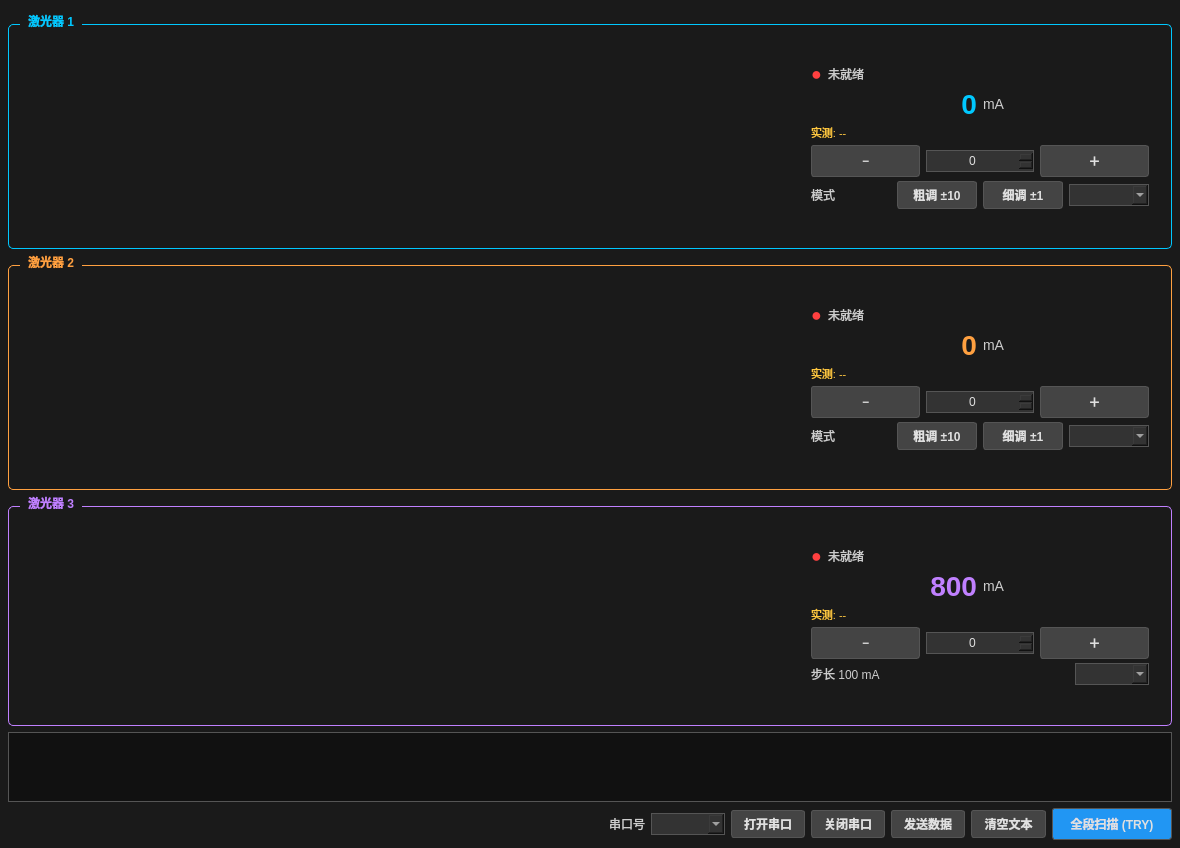
Above: laser-control/serialhelper/widget.ui from KaidongHe/Laser_Control before the change. Below: the same form after it.
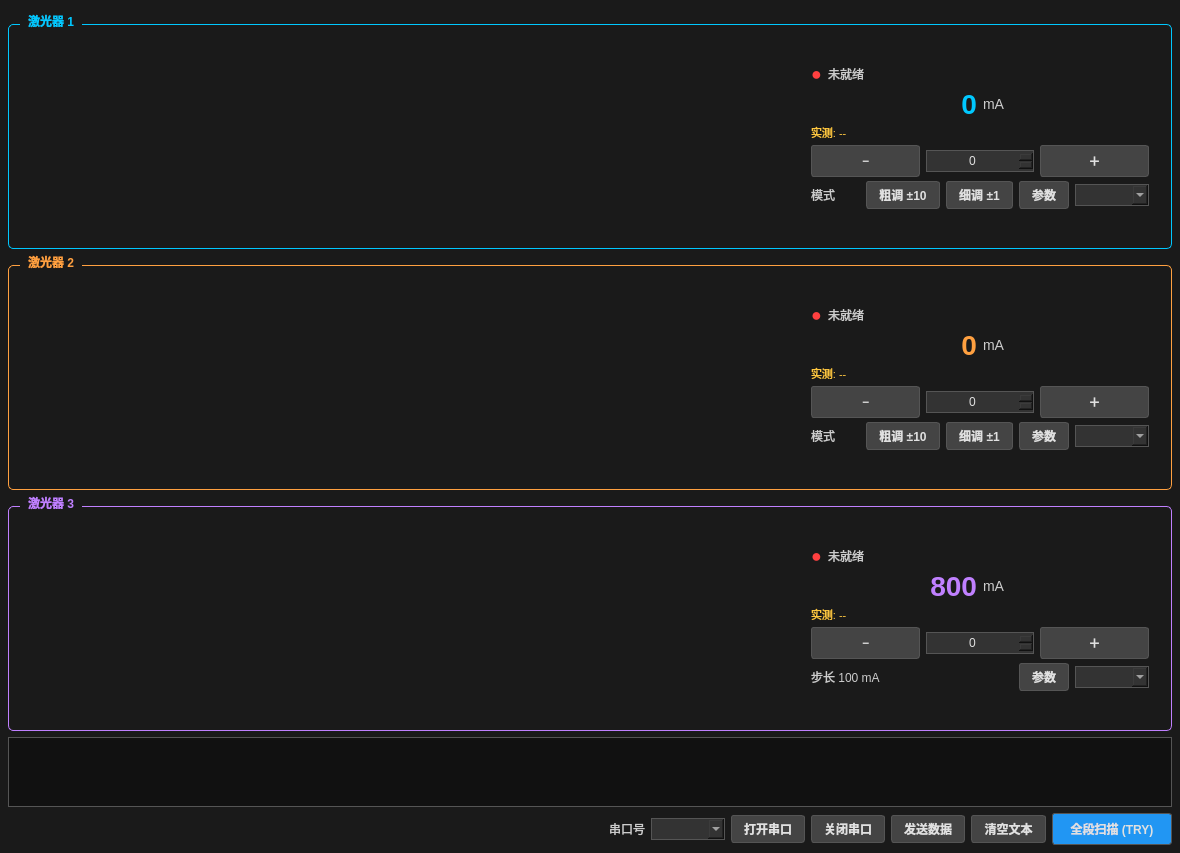
That is the form after the change. Custom widgets are drawn as their Qt base class.

Commit message: update laser control operator serial interface

Diff of the .ui file:
```diff
--- a/laser-control/serialhelper/widget.ui
+++ b/laser-control/serialhelper/widget.ui
@@ -111,6 +111,7 @@
            <item><widget class="QLabel" name="mode1Title"><property name="text"><string>模式</string></property></widget></item>
            <item><widget class="QPushButton" name="laser1CoarseBtn"><property name="text"><string>粗调 ±10</string></property><property name="checkable"><bool>true</bool></property></widget></item>
            <item><widget class="QPushButton" name="laser1FineBtn"><property name="text"><string>细调 ±1</string></property><property name="checkable"><bool>true</bool></property></widget></item>
+            <item><widget class="QPushButton" name="laser1ParamsButton"><property name="text"><string>参数</string></property></widget></item>
            <item><widget class="QComboBox" name="laser1ModeCb"><property name="visible"><bool>false</bool></property></widget></item>
           </layout>
          </item>
@@ -169,6 +170,7 @@
            <item><widget class="QLabel" name="mode2Title"><property name="text"><string>模式</string></property></widget></item>
            <item><widget class="QPushButton" name="laser2CoarseBtn"><property name="text"><string>粗调 ±10</string></property><property name="checkable"><bool>true</bool></property></widget></item>
            <item><widget class="QPushButton" name="laser2FineBtn"><property name="text"><string>细调 ±1</string></property><property name="checkable"><bool>true</bool></property></widget></item>
+            <item><widget class="QPushButton" name="laser2ParamsButton"><property name="text"><string>参数</string></property></widget></item>
            <item><widget class="QComboBox" name="laser2ModeCb"><property name="visible"><bool>false</bool></property></widget></item>
           </layout>
          </item>
@@ -226,6 +228,7 @@
           <layout class="QHBoxLayout" name="mode3Row">
            <item><widget class="QLabel" name="mode3Title"><property name="text"><string>步长 100 mA</string></property></widget></item>
            <item><spacer name="s3b"><property name="orientation"><enum>Qt::Horizontal</enum></property><property name="sizeHint" stdset="0"><size><width>20</width><height>10</height></size></property></spacer></item>
+            <item><widget class="QPushButton" name="laser3ParamsButton"><property name="text"><string>参数</string></property></widget></item>
            <item><widget class="QComboBox" name="laser3ModeCb"><property name="visible"><bool>false</bool></property></widget></item>
           </layout>
          </item>
```
Lines whose indentation alone changed are shown as unchanged. The commit also changes 29 other files.
